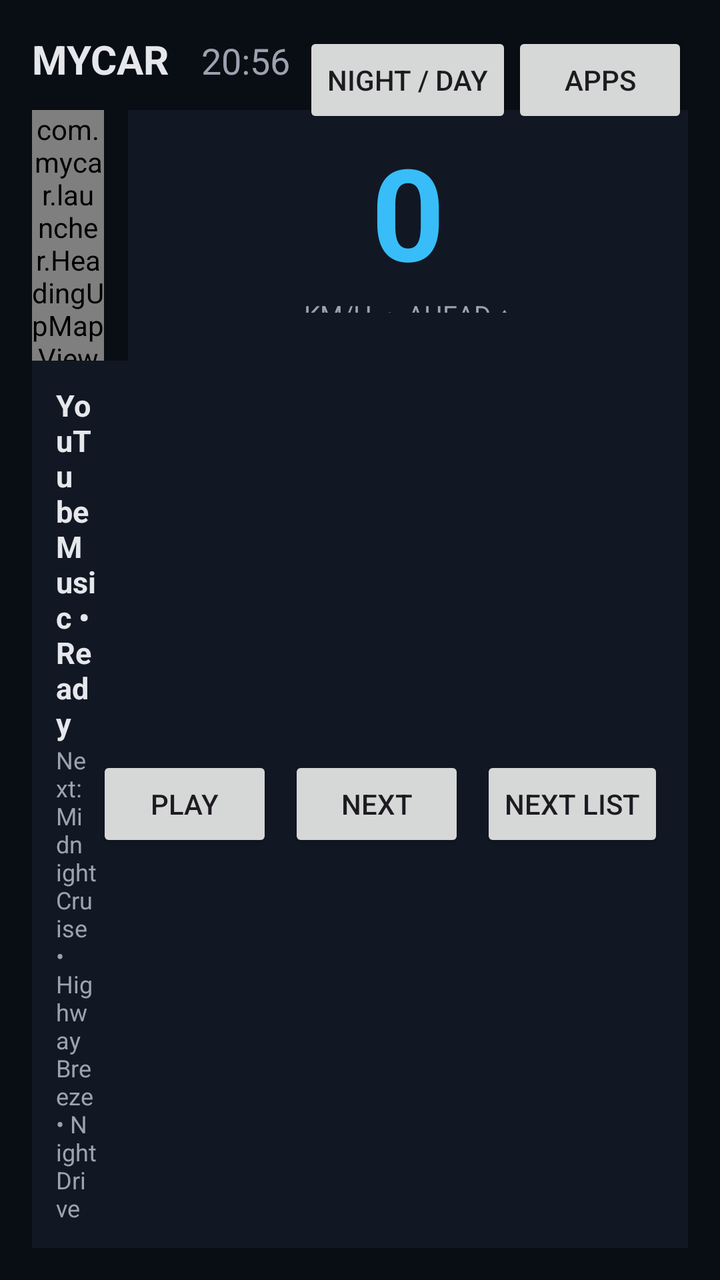
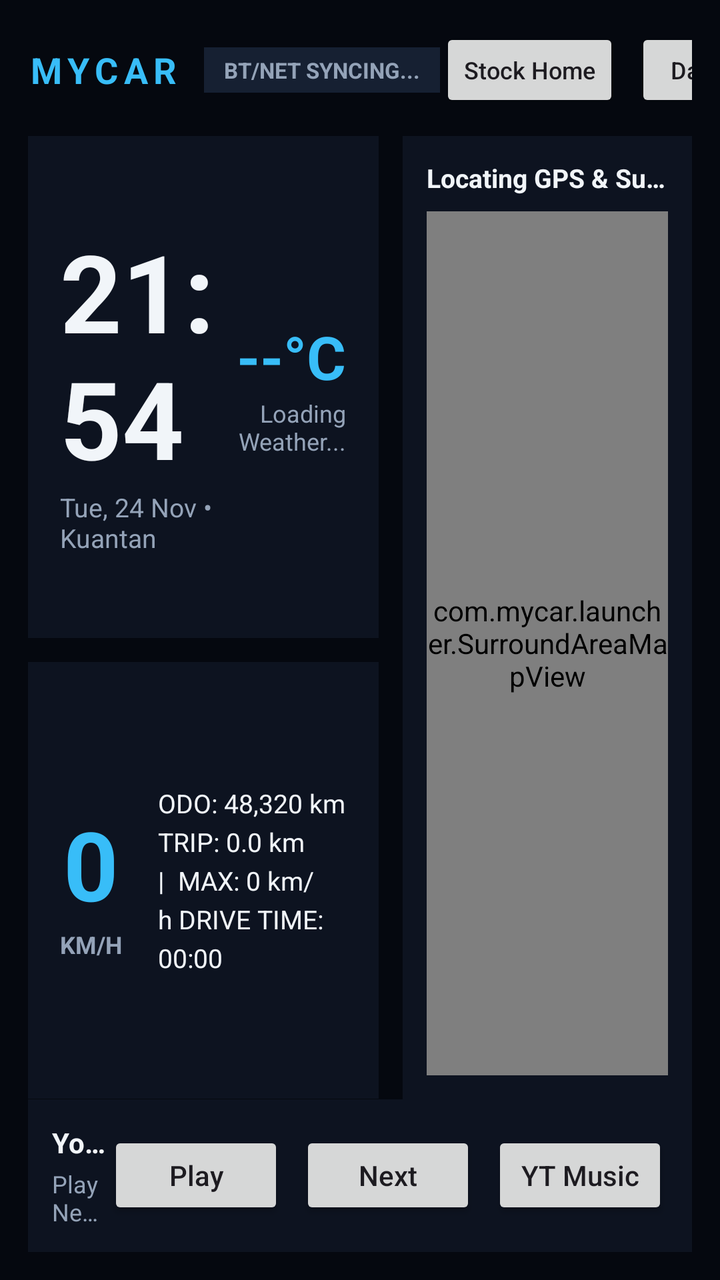

Compare the two renders of this Android layout. The source of the first and the diff that turns it into the second are given below.
<!-- AndroidManifest.xml: application theme Theme.MYCAR -->
<!-- res/layout/activity_main.xml -->
<?xml version="1.0" encoding="utf-8"?>
<androidx.constraintlayout.widget.ConstraintLayout xmlns:android="http://schemas.android.com/apk/res/android"
    xmlns:app="http://schemas.android.com/apk/res-auto"
    android:id="@+id/rootLayout"
    android:layout_width="match_parent"
    android:layout_height="match_parent"
    android:background="@color/night_bg"
    android:padding="16dp">

    <TextView
        android:id="@+id/tvBrand"
        android:layout_width="wrap_content"
        android:layout_height="wrap_content"
        android:text="MYCAR"
        android:textColor="@color/night_text"
        android:textSize="20sp"
        android:textStyle="bold"
        app:layout_constraintStart_toStartOf="parent"
        app:layout_constraintTop_toTopOf="parent" />

    <TextView
        android:id="@+id/tvClock"
        android:layout_width="wrap_content"
        android:layout_height="wrap_content"
        android:layout_marginStart="16dp"
        android:text="20:56"
        android:textColor="@color/night_subtext"
        android:textSize="18sp"
        app:layout_constraintBaseline_toBaselineOf="@id/tvBrand"
        app:layout_constraintStart_toEndOf="@id/tvBrand" />

    <Button
        android:id="@+id/btnTheme"
        android:layout_width="wrap_content"
        android:layout_height="wrap_content"
        android:text="Night / Day"
        app:layout_constraintEnd_toStartOf="@id/btnApps"
        app:layout_constraintTop_toTopOf="parent" />

    <Button
        android:id="@+id/btnApps"
        android:layout_width="wrap_content"
        android:layout_height="wrap_content"
        android:layout_marginStart="8dp"
        android:text="Apps"
        app:layout_constraintEnd_toEndOf="parent"
        app:layout_constraintTop_toTopOf="parent" />

    <com.mycar.launcher.HeadingUpMapView
        android:id="@+id/headingMapView"
        android:layout_width="0dp"
        android:layout_height="0dp"
        android:layout_marginTop="12dp"
        android:layout_marginEnd="12dp"
        app:layout_constraintBottom_toTopOf="@id/musicCard"
        app:layout_constraintEnd_toStartOf="@id/telemetryCard"
        app:layout_constraintStart_toStartOf="parent"
        app:layout_constraintTop_toBottomOf="@id/tvBrand" />

    <LinearLayout
        android:id="@+id/telemetryCard"
        android:layout_width="280dp"
        android:layout_height="0dp"
        android:layout_marginTop="12dp"
        android:background="@color/night_card"
        android:gravity="center"
        android:orientation="vertical"
        android:padding="16dp"
        app:layout_constraintBottom_toTopOf="@id/musicCard"
        app:layout_constraintEnd_toEndOf="parent"
        app:layout_constraintTop_toBottomOf="@id/tvBrand">

        <TextView
            android:id="@+id/tvSpeed"
            android:layout_width="wrap_content"
            android:layout_height="wrap_content"
            android:text="0"
            android:textColor="@color/night_accent"
            android:textSize="64sp"
            android:textStyle="bold" />

        <TextView
            android:layout_width="wrap_content"
            android:layout_height="wrap_content"
            android:text="KM/H  •  AHEAD ↑"
            android:textColor="@color/night_subtext"
            android:textSize="13sp" />

        <TextView
            android:id="@+id/tvTripInfo"
            android:layout_width="wrap_content"
            android:layout_height="wrap_content"
            android:layout_marginTop="16dp"
            android:gravity="center"
            android:text="ODO: 48,320 km
TRIP: 0.0 km  |  MAX: 0 km/h
TIME: 00:00"
            android:textColor="@color/night_text"
            android:textSize="14sp" />
    </LinearLayout>

    <LinearLayout
        android:id="@+id/musicCard"
        android:layout_width="0dp"
        android:layout_height="wrap_content"
        android:layout_marginTop="12dp"
        android:background="@color/night_card"
        android:gravity="center_vertical"
        android:orientation="horizontal"
        android:padding="12dp"
        app:layout_constraintBottom_toBottomOf="parent"
        app:layout_constraintEnd_toEndOf="parent"
        app:layout_constraintStart_toStartOf="parent">

        <LinearLayout
            android:layout_width="0dp"
            android:layout_height="wrap_content"
            android:layout_weight="1"
            android:orientation="vertical">

            <TextView
                android:id="@+id/tvTrack"
                android:layout_width="wrap_content"
                android:layout_height="wrap_content"
                android:text="YouTube Music • Ready"
                android:textColor="@color/night_text"
                android:textSize="15sp"
                android:textStyle="bold" />

            <TextView
                android:id="@+id/tvNextQueue"
                android:layout_width="wrap_content"
                android:layout_height="wrap_content"
                android:text="Next: Midnight Cruise • Highway Breeze • Night Drive"
                android:textColor="@color/night_subtext"
                android:textSize="12sp" />
        </LinearLayout>

        <Button
            android:id="@+id/btnPlayPause"
            android:layout_width="wrap_content"
            android:layout_height="wrap_content"
            android:text="Play" />

        <Button
            android:id="@+id/btnNextTrack"
            android:layout_width="wrap_content"
            android:layout_height="wrap_content"
            android:layout_marginStart="8dp"
            android:text="Next" />

        <Button
            android:id="@+id/btnNextList"
            android:layout_width="wrap_content"
            android:layout_height="wrap_content"
            android:layout_marginStart="8dp"
            android:text="Next List" />
    </LinearLayout>

</androidx.constraintlayout.widget.ConstraintLayout>
<!-- resources referenced by this layout -->
<resources>
  <color name="night_accent">#38BDF8</color>
  <color name="night_bg">#090D14</color>
  <color name="night_card">#111824</color>
  <color name="night_subtext">#9CA3AF</color>
  <color name="night_text">#E5E7EB</color>
  <style name="Theme.MYCAR" parent="Theme.Material3.DayNight.NoActionBar">
          <item name="android:windowFullscreen">true</item>
      </style>
</resources>

<!-- the commit's change to res/layout/activity_main.xml (unified diff, before → after) -->
@@ -5,100 +5,236 @@
     android:layout_width="match_parent"
     android:layout_height="match_parent"
     android:background="@color/night_bg"
-    android:padding="16dp">
-
-    <TextView
-        android:id="@+id/tvBrand"
-        android:layout_width="wrap_content"
+    android:padding="14dp">
+
+    
+    <LinearLayout
+        android:id="@+id/topBar"
+        android:layout_width="0dp"
         android:layout_height="wrap_content"
-        android:text="MYCAR"
-        android:textColor="@color/night_text"
-        android:textSize="20sp"
-        android:textStyle="bold"
+        android:gravity="center_vertical"
+        android:orientation="horizontal"
+        app:layout_constraintEnd_toEndOf="parent"
         app:layout_constraintStart_toStartOf="parent"
-        app:layout_constraintTop_toTopOf="parent" />
-
-    <TextView
-        android:id="@+id/tvClock"
-        android:layout_width="wrap_content"
-        android:layout_height="wrap_content"
-        android:layout_marginStart="16dp"
-        android:text="20:56"
-        android:textColor="@color/night_subtext"
-        android:textSize="18sp"
-        app:layout_constraintBaseline_toBaselineOf="@id/tvBrand"
-        app:layout_constraintStart_toEndOf="@id/tvBrand" />
-
-    <Button
-        android:id="@+id/btnTheme"
-        android:layout_width="wrap_content"
-        android:layout_height="wrap_content"
-        android:text="Night / Day"
-        app:layout_constraintEnd_toStartOf="@id/btnApps"
-        app:layout_constraintTop_toTopOf="parent" />
-
-    <Button
-        android:id="@+id/btnApps"
-        android:layout_width="wrap_content"
-        android:layout_height="wrap_content"
-        android:layout_marginStart="8dp"
-        android:text="Apps"
-        app:layout_constraintEnd_toEndOf="parent"
-        app:layout_constraintTop_toTopOf="parent" />
-
-    <com.mycar.launcher.HeadingUpMapView
-        android:id="@+id/headingMapView"
+        app:layout_constraintTop_toTopOf="parent">
+
+        <TextView
+            android:id="@+id/tvBrand"
+            android:layout_width="wrap_content"
+            android:layout_height="wrap_content"
+            android:letterSpacing="0.16"
+            android:text="MYCAR"
+            android:textColor="@color/night_accent"
+            android:textSize="18sp"
+            android:textStyle="bold" />
+
+        <TextView
+            android:id="@+id/tvStatusPill"
+            android:layout_width="wrap_content"
+            android:layout_height="wrap_content"
+            android:layout_marginStart="12dp"
+            android:background="@color/night_pill"
+            android:paddingHorizontal="10dp"
+            android:paddingVertical="4dp"
+            android:text="BT/NET SYNCING..."
+            android:textColor="@color/night_subtext"
+            android:textSize="11sp"
+            android:textStyle="bold" />
+
+        <View
+            android:layout_width="0dp"
+            android:layout_height="1dp"
+            android:layout_weight="1" />
+
+        <Button
+            android:id="@+id/btnRestoreHome"
+            android:layout_width="wrap_content"
+            android:layout_height="42dp"
+            android:text="Stock Home"
+            android:textAllCaps="false"
+            android:textSize="12sp" />
+
+        <Button
+            android:id="@+id/btnTheme"
+            android:layout_width="wrap_content"
+            android:layout_height="42dp"
+            android:layout_marginStart="8dp"
+            android:text="Day Mode"
+            android:textAllCaps="false"
+            android:textSize="12sp" />
+
+        <Button
+            android:id="@+id/btnApps"
+            android:layout_width="wrap_content"
+            android:layout_height="42dp"
+            android:layout_marginStart="8dp"
+            android:text="Apps"
+            android:textAllCaps="false"
+            android:textSize="12sp" />
+    </LinearLayout>
+
+    
+    <LinearLayout
+        android:id="@+id/leftCluster"
         android:layout_width="0dp"
         android:layout_height="0dp"
         android:layout_marginTop="12dp"
         android:layout_marginEnd="12dp"
+        android:orientation="vertical"
         app:layout_constraintBottom_toTopOf="@id/musicCard"
-        app:layout_constraintEnd_toStartOf="@id/telemetryCard"
+        app:layout_constraintEnd_toStartOf="@id/mapCard"
+        app:layout_constraintHorizontal_weight="1.15"
         app:layout_constraintStart_toStartOf="parent"
-        app:layout_constraintTop_toBottomOf="@id/tvBrand" />
-
+        app:layout_constraintTop_toBottomOf="@id/topBar">
+
+        
+        <LinearLayout
+            android:id="@+id/clockWeatherCard"
+            android:layout_width="match_parent"
+            android:layout_height="0dp"
+            android:layout_weight="1.15"
+            android:background="@color/night_card"
+            android:gravity="center_vertical"
+            android:orientation="horizontal"
+            android:padding="16dp">
+
+            <LinearLayout
+                android:layout_width="0dp"
+                android:layout_height="wrap_content"
+                android:layout_weight="1.25"
+                android:orientation="vertical">
+
+                <TextView
+                    android:id="@+id/tvBigClock"
+                    android:layout_width="wrap_content"
+                    android:layout_height="wrap_content"
+                    android:text="21:54"
+                    android:textColor="@color/night_text"
+                    android:textSize="54sp"
+                    android:textStyle="bold" />
+
+                <TextView
+                    android:id="@+id/tvDateLabel"
+                    android:layout_width="wrap_content"
+                    android:layout_height="wrap_content"
+                    android:text="Tue, 24 Nov • Kuantan"
+                    android:textColor="@color/night_subtext"
+                    android:textSize="13sp" />
+            </LinearLayout>
+
+            <LinearLayout
+                android:layout_width="0dp"
+                android:layout_height="wrap_content"
+                android:layout_weight="0.9"
+                android:gravity="end|center_vertical"
+                android:orientation="vertical">
+
+                <TextView
+                    android:id="@+id/tvWeatherTemp"
+                    android:layout_width="wrap_content"
+                    android:layout_height="wrap_content"
+                    android:text="--°C"
+                    android:textColor="@color/night_accent"
+                    android:textSize="30sp"
+                    android:textStyle="bold" />
+
+                <TextView
+                    android:id="@+id/tvWeatherDesc"
+                    android:layout_width="wrap_content"
+                    android:layout_height="wrap_content"
+                    android:gravity="end"
+                    android:text="Loading Weather..."
+                    android:textColor="@color/night_subtext"
+                    android:textSize="12sp" />
+            </LinearLayout>
+        </LinearLayout>
+
+        
+        <LinearLayout
+            android:id="@+id/telemetryCard"
+            android:layout_width="match_parent"
+            android:layout_height="0dp"
+            android:layout_marginTop="12dp"
+            android:layout_weight="1"
+            android:background="@color/night_card"
+            android:gravity="center_vertical"
+            android:orientation="horizontal"
+            android:padding="16dp">
+
+            <LinearLayout
+                android:layout_width="wrap_content"
+                android:layout_height="wrap_content"
+                android:gravity="center_horizontal"
+                android:orientation="vertical">
+
+                <TextView
+                    android:id="@+id/tvSpeed"
+                    android:layout_width="wrap_content"
+                    android:layout_height="wrap_content"
+                    android:text="0"
+                    android:textColor="@color/night_accent"
+                    android:textSize="48sp"
+                    android:textStyle="bold" />
+
+                <TextView
+                    android:layout_width="wrap_content"
+                    android:layout_height="wrap_content"
+                    android:text="KM/H"
+                    android:textColor="@color/night_subtext"
+                    android:textSize="12sp"
+                    android:textStyle="bold" />
+            </LinearLayout>
+
+            <TextView
+                android:id="@+id/tvTripInfo"
+                android:layout_width="0dp"
+                android:layout_height="wrap_content"
+                android:layout_marginStart="18dp"
+                android:layout_weight="1"
+                android:lineSpacingExtra="4dp"
+                android:text="ODO: 48,320 km
+TRIP: 0.0 km  |  MAX: 0 km/h
+DRIVE TIME: 00:00"
+                android:textColor="@color/night_text"
+                android:textSize="13sp" />
+        </LinearLayout>
+    </LinearLayout>
+
+    
     <LinearLayout
-        android:id="@+id/telemetryCard"
-        android:layout_width="280dp"
+        android:id="@+id/mapCard"
+        android:layout_width="0dp"
         android:layout_height="0dp"
         android:layout_marginTop="12dp"
         android:background="@color/night_card"
-        android:gravity="center"
         android:orientation="vertical"
-        android:padding="16dp"
+        android:padding="12dp"
         app:layout_constraintBottom_toTopOf="@id/musicCard"
         app:layout_constraintEnd_toEndOf="parent"
-        app:layout_constraintTop_toBottomOf="@id/tvBrand">
+        app:layout_constraintHorizontal_weight="0.95"
+        app:layout_constraintStart_toEndOf="@id/leftCluster"
+        app:layout_constraintTop_toBottomOf="@id/topBar">
 
         <TextView
-            android:id="@+id/tvSpeed"
-            android:layout_width="wrap_content"
+            android:id="@+id/tvLocationHeader"
+            android:layout_width="match_parent"
             android:layout_height="wrap_content"
-            android:text="0"
-            android:textColor="@color/night_accent"
-            android:textSize="64sp"
+            android:ellipsize="end"
+            android:maxLines="1"
+            android:text="Locating GPS &amp; Surrounding Roads..."
+            android:textColor="@color/night_text"
+            android:textSize="13sp"
             android:textStyle="bold" />
 
-        <TextView
-            android:layout_width="wrap_content"
-            android:layout_height="wrap_content"
-            android:text="KM/H  •  AHEAD ↑"
-            android:textColor="@color/night_subtext"
-            android:textSize="13sp" />
-
-        <TextView
-            android:id="@+id/tvTripInfo"
-            android:layout_width="wrap_content"
-            android:layout_height="wrap_content"
-            android:layout_marginTop="16dp"
-            android:gravity="center"
-            android:text="ODO: 48,320 km
-TRIP: 0.0 km  |  MAX: 0 km/h
-TIME: 00:00"
-            android:textColor="@color/night_text"
-            android:textSize="14sp" />
+        <com.mycar.launcher.SurroundAreaMapView
+            android:id="@+id/surroundMapView"
+            android:layout_width="match_parent"
+            android:layout_height="0dp"
+            android:layout_marginTop="8dp"
+            android:layout_weight="1" />
     </LinearLayout>
 
+    
     <LinearLayout
         android:id="@+id/musicCard"
         android:layout_width="0dp"
@@ -122,16 +258,21 @@ TIME: 00:00"
                 android:id="@+id/tvTrack"
                 android:layout_width="wrap_content"
                 android:layout_height="wrap_content"
-                android:text="YouTube Music • Ready"
+                android:ellipsize="end"
+                android:maxLines="1"
+                android:text="YouTube Music • Syncing Queue..."
                 android:textColor="@color/night_text"
-                android:textSize="15sp"
+                android:textSize="14sp"
                 android:textStyle="bold" />
 
             <TextView
-                android:id="@+id/tvNextQueue"
+                android:id="@+id/tvPlayNextList"
                 android:layout_width="wrap_content"
                 android:layout_height="wrap_content"
-                android:text="Next: Midnight Cruise • Highway Breeze • Night Drive"
+                android:layout_marginTop="3dp"
+                android:ellipsize="end"
+                android:maxLines="2"
+                android:text="PlayNext: 1. --  |  2. --  |  3. --"
                 android:textColor="@color/night_subtext"
                 android:textSize="12sp" />
         </LinearLayout>
@@ -139,22 +280,25 @@ TIME: 00:00"
         <Button
             android:id="@+id/btnPlayPause"
             android:layout_width="wrap_content"
-            android:layout_height="wrap_content"
-            android:text="Play" />
+            android:layout_height="44dp"
+            android:text="Play"
+            android:textAllCaps="false" />
 
         <Button
             android:id="@+id/btnNextTrack"
             android:layout_width="wrap_content"
-            android:layout_height="wrap_content"
+            android:layout_height="44dp"
             android:layout_marginStart="8dp"
-            android:text="Next" />
-
-        <Button
-            android:id="@+id/btnNextList"
-            android:layout_width="wrap_content"
-            android:layout_height="wrap_content"
+            android:text="Next"
+            android:textAllCaps="false" />
+
+        <Button
+            android:id="@+id/btnOpenYTM"
+            android:layout_width="wrap_content"
+            android:layout_height="44dp"
             android:layout_marginStart="8dp"
-            android:text="Next List" />
+            android:text="YT Music"
+            android:textAllCaps="false" />
     </LinearLayout>
 
 </androidx.constraintlayout.widget.ConstraintLayout>
<!-- resource entries referenced after the edit -->
@@ -1,10 +1,11 @@
 <!-- resources referenced by this layout -->
 <resources>
   <color name="night_accent">#38BDF8</color>
-  <color name="night_bg">#090D14</color>
-  <color name="night_card">#111824</color>
-  <color name="night_subtext">#9CA3AF</color>
-  <color name="night_text">#E5E7EB</color>
+  <color name="night_bg">#05080F</color>
+  <color name="night_card">#0D1320</color>
+  <color name="night_pill">#162032</color>
+  <color name="night_subtext">#94A3B8</color>
+  <color name="night_text">#F1F5F9</color>
   <style name="Theme.MYCAR" parent="Theme.Material3.DayNight.NoActionBar">
           <item name="android:windowFullscreen">true</item>
       </style>
